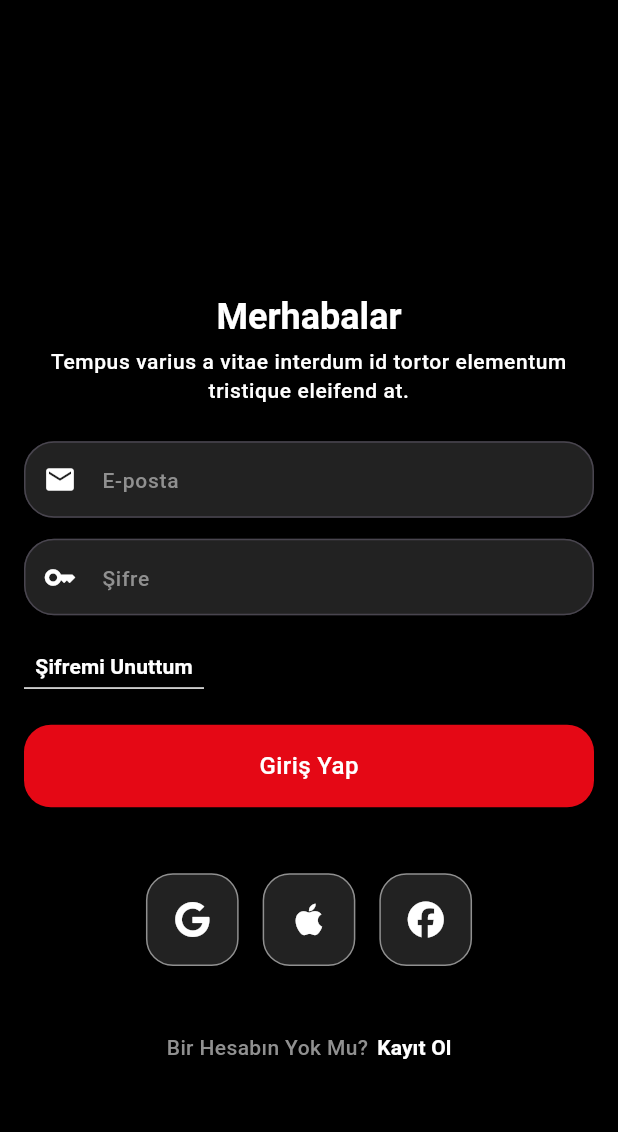
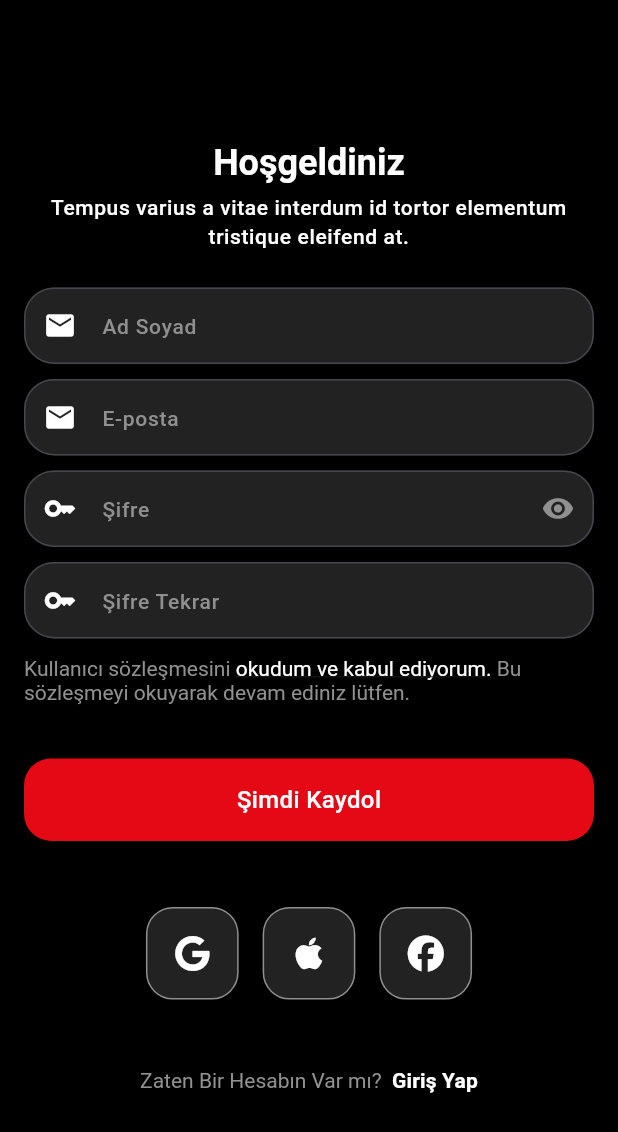
Before and after one commit to Ozberksenn/datingApp-case, a Flutter app: the screen it shows after launch, on a phone screen of 412 x 824 dp. Shown: the top 1132 px of the screen. Run offline on Flutter 3.47's test engine with Material 3 defaults, Android fonts, the phone set to English and light mode, and no system bars; our stand-ins replace font_awesome_flutter, go_router.

Commit message:
register page

```diff
--- a/lib/features/view/login/login_view.dart
+++ b/lib/features/view/login/login_view.dart
@@ -1,4 +1,4 @@
-import 'package:datingapp/features/view/login/widgets/underline_text_widget.dart';
+import 'package:datingapp/features/widgets/custom_view.dart';
 import 'package:datingapp/features/widgets/padding.dart';
 import 'package:datingapp/features/widgets/social_media.dart';
 import 'package:datingapp/product/constants/app_fonts.dart';
@@ -11,10 +11,8 @@ class LoginView extends StatelessWidget {
 
   @override
   Widget build(BuildContext context) {
-    return Scaffold(
-      body: Padding(
-        padding: ConstEdgeInsets.padding16(),
-        child: Column(
+    return CustomView(
+      body: Column(
         mainAxisAlignment: MainAxisAlignment.end,
         crossAxisAlignment: CrossAxisAlignment.start,
         children: [
@@ -41,9 +39,18 @@ class LoginView extends StatelessWidget {
             labelText: "Şifre",
           ),
           CustomSizedBox.paddingHeight(heightValue: 24.0),
-            UnderlineTextWidget(text: "Şifremi Unuttum"),
+          RichText(
+            text: TextSpan(
+              text: 'Şifremi Unuttum',
+              style: TextStyle(
+                color: Colors.white,
+                decoration: TextDecoration.underline,
+              ),
+            ),
+          ),
+          // UnderlineTextWidget(text: "Şifremi Unuttum"),
           CustomSizedBox.paddingHeight(heightValue: 24.0),
-            SizedBox(width: double.infinity, child: Button()),
+          SizedBox(width: double.infinity, child: Button(name: "Giriş Yap")),
           CustomSizedBox.paddingHeight(heightValue: 36.0),
           SocialMediaWidget(),
           CustomSizedBox.paddingHeight(heightValue: 36.0),
@@ -66,7 +73,6 @@ class LoginView extends StatelessWidget {
           CustomSizedBox.paddingHeight(heightValue: 100.0),
         ],
       ),
-      ),
     );
   }
 }
--- a/lib/features/view/login/widgets/underline_text_widget.dart
+++ /dev/null
@@ -1,18 +0,0 @@
-import 'package:datingapp/product/constants/app_colors.dart';
-import 'package:flutter/material.dart';
-
-class UnderlineTextWidget extends StatelessWidget {
-  final String text;
-  const UnderlineTextWidget({super.key, required this.text});
-
-  @override
-  Widget build(BuildContext context) {
-    return Column(
-      children: [
-        Text("Şifremi Unuttum", style: Theme.of(context).textTheme.titleSmall),
-        const SizedBox(height: 4.0),
-        Container(width: 120, height: 1.0, color: AppColors.white),
-      ],
-    );
-  }
-}
--- /dev/null
+++ b/lib/features/view/register/register_view.dart
@@ -0,0 +1,86 @@
+import 'package:datingapp/features/widgets/custom_view.dart';
+import 'package:datingapp/product/constants/app_colors.dart';
+import 'package:flutter/material.dart';
+import '../../../product/constants/app_fonts.dart';
+import '../../../product/editors/text_field_widget.dart';
+import '../../widgets/button.dart';
+import '../../widgets/padding.dart';
+import '../../widgets/social_media.dart';
+
+class RegisterView extends StatelessWidget {
+  const RegisterView({super.key});
+
+  @override
+  Widget build(BuildContext context) {
+    return CustomView(
+      body: Column(
+        mainAxisAlignment: MainAxisAlignment.center,
+        children: [
+          Align(
+            alignment: Alignment.center,
+            child: Text(
+              "Hoşgeldiniz",
+              style: Theme.of(context).textTheme.titleLarge,
+              textAlign: TextAlign.center,
+            ),
+          ),
+          CustomSizedBox.paddingHeight(heightValue: 6.0),
+          Text(
+            "Tempus varius a vitae interdum id tortor elementum tristique eleifend at.",
+            style: Theme.of(context).textTheme.bodySmall,
+            textAlign: TextAlign.center,
+          ),
+          CustomSizedBox.paddingHeight(heightValue: 24.0),
+          TextFieldWidget(prefixIcon: Icons.email, labelText: "Ad Soyad"),
+          CustomSizedBox.paddingHeight(heightValue: 10.0),
+          TextFieldWidget(prefixIcon: Icons.email, labelText: "E-posta"),
+          CustomSizedBox.paddingHeight(heightValue: 10.0),
+          TextFieldWidget(
+            prefixIcon: Icons.key,
+            suffixIcon: Icons.remove_red_eye,
+            labelText: "Şifre",
+          ),
+          CustomSizedBox.paddingHeight(heightValue: 10.0),
+          TextFieldWidget(prefixIcon: Icons.key, labelText: "Şifre Tekrar"),
+          CustomSizedBox.paddingHeight(heightValue: 12.0),
+          RichText(
+            text: TextSpan(
+              text: 'Kullanıcı sözleşmesini ',
+              style: AppFonts.greyText,
+              children: [
+                TextSpan(
+                  text: 'okudum ve kabul ediyorum.',
+                  style: TextStyle(
+                    color: Colors.white,
+                    decoration: TextDecoration.underline,
+                  ),
+                ),
+                TextSpan(
+                  text: ' Bu sözleşmeyi okuyarak devam ediniz lütfen.',
+                  style: AppFonts.greyText,
+                ),
+              ],
+            ),
+          ),
+          CustomSizedBox.paddingHeight(heightValue: 36.0),
+          SizedBox(width: double.infinity, child: Button(name: "Şimdi Kaydol")),
+          CustomSizedBox.paddingHeight(heightValue: 36.0),
+          SocialMediaWidget(),
+          CustomSizedBox.paddingHeight(heightValue: 36.0),
+          RichText(
+            text: TextSpan(
+              text: 'Zaten Bir Hesabın Var mı?  ',
+              style: TextStyle(color: AppColors.lightGrey, fontSize: 14),
+              children: [
+                TextSpan(
+                  text: 'Giriş Yap',
+                  style: Theme.of(context).textTheme.titleSmall,
+                ),
+              ],
+            ),
+          ),
+        ],
+      ),
+    );
+  }
+}
--- a/lib/features/widgets/button.dart
+++ b/lib/features/widgets/button.dart
@@ -4,7 +4,8 @@ import 'padding.dart';
 import 'radius.dart';
 
 class Button extends StatelessWidget {
-  const Button({super.key});
+  final String name;
+  const Button({super.key, required this.name});
 
   @override
   Widget build(BuildContext context) {
@@ -14,7 +15,7 @@ class Button extends StatelessWidget {
         color: AppColors.buttonColor,
         borderRadius: CustomRadius.radius18,
       ),
-      child: Align(alignment: Alignment.center, child: Text("Giriş Yap")),
+      child: Align(alignment: Alignment.center, child: Text(name)),
     );
   }
 }
--- /dev/null
+++ b/lib/features/widgets/custom_view.dart
@@ -0,0 +1,20 @@
+import 'package:datingapp/features/widgets/padding.dart';
+import 'package:flutter/material.dart';
+
+class CustomView extends StatelessWidget {
+  final AppBar? appBar;
+  final Widget body;
+  final EdgeInsetsGeometry? padding;
+  const CustomView({super.key, this.appBar, required this.body, this.padding});
+
+  @override
+  Widget build(BuildContext context) {
+    return Scaffold(
+      appBar: appBar,
+      body: Padding(
+        padding: padding ?? ConstEdgeInsets.padding16(),
+        child: body,
+      ),
+    );
+  }
+}
--- a/lib/product/editors/text_field_widget.dart
+++ b/lib/product/editors/text_field_widget.dart
@@ -23,7 +23,7 @@ class TextFieldWidget extends StatelessWidget {
                 : null,
         suffixIcon:
             suffixIcon != null
-                ? Icon(suffixIcon, color: AppColors.grey, size: 22)
+                ? Icon(suffixIcon, color: AppColors.lightGrey, size: 22)
                 : null,
       ),
     );
--- a/lib/product/router/app_router.dart
+++ b/lib/product/router/app_router.dart
@@ -1,14 +1,19 @@
 import 'package:datingapp/features/view/login/login_view.dart';
+import 'package:datingapp/features/view/register/register_view.dart';
 import 'package:go_router/go_router.dart';
 
 import 'app_routes.dart';
 
 final GoRouter router = GoRouter(
-  initialLocation: AppRoutes.path(AppRoutes.login),
+  initialLocation: AppRoutes.path(AppRoutes.register),
   routes: <RouteBase>[
     GoRoute(
       path: AppRoutes.path(AppRoutes.login),
       builder: (context, state) => const LoginView(),
     ),
+    GoRoute(
+      path: AppRoutes.path(AppRoutes.register),
+      builder: (context, state) => const RegisterView(),
+    ),
   ],
 );
--- a/lib/product/theme/theme.dart
+++ b/lib/product/theme/theme.dart
@@ -16,6 +16,10 @@ ThemeData dark = ThemeData(
     filled: true,
     fillColor: AppColors.grey,
     border: OutlineInputBorder(borderRadius: CustomRadius.radius20),
+    focusedBorder: OutlineInputBorder(
+      borderRadius: CustomRadius.radius20,
+      borderSide: BorderSide(color: AppColors.white, width: 1),
+    ),
     suffixIconColor: AppColors.white,
     hintStyle: TextStyle(fontSize: 14, color: AppColors.lightGrey),
   ),
```
Lines whose indentation alone changed are shown as unchanged.
